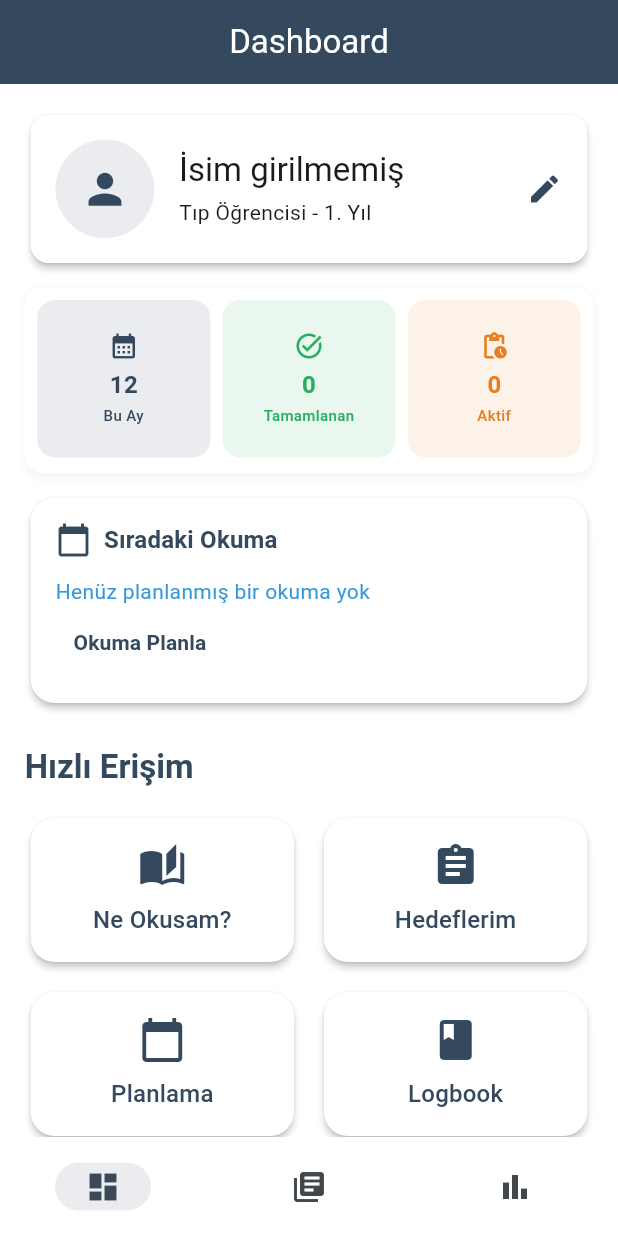
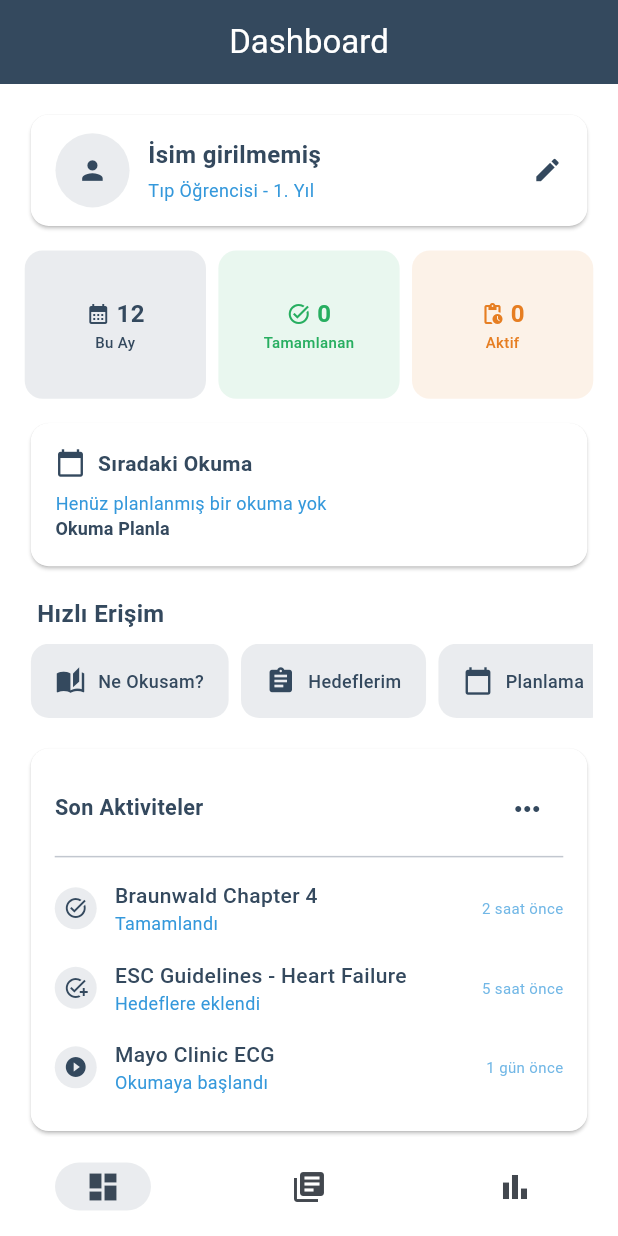
Before and after one commit to MathiasTeagan/medapp, a Flutter app: the screen it shows after launch, on a phone screen of 412 x 824 dp. Run offline on Flutter 3.47's test engine with Material 3 defaults, Android fonts, the phone set to English and light mode, and no system bars; our stand-ins replace flutter_local_notifications, table_calendar, timezone.

Commit message:
v2: Dashboard UI improvements - More compact and modern design

```diff
--- a/lib/screens/book_detail_screen.dart
+++ b/lib/screens/book_detail_screen.dart
@@ -1,5 +1,5 @@
 import 'package:flutter/material.dart';
-import '../models/materials.dart';
+
 import '../dummy/materials_data.dart';
 import '../theme/app_colors.dart';
 import '../theme/app_theme.dart';
--- a/lib/screens/dashboard_screen.dart
+++ b/lib/screens/dashboard_screen.dart
@@ -40,9 +40,9 @@ class DashboardScreen extends StatelessWidget {
               _buildMetricsGrid(context, theme, size, goalsProvider),
               SizedBox(height: size.height * 0.015),
               _buildNextReadingCard(theme, context),
-              SizedBox(height: size.height * 0.03),
-              _buildNavigationGrid(theme, context),
-              SizedBox(height: size.height * 0.03),
+              SizedBox(height: size.height * 0.02),
+              _buildQuickAccess(theme, context),
+              SizedBox(height: size.height * 0.02),
               _buildRecentActivities(theme),
             ],
           ),
@@ -53,7 +53,13 @@ class DashboardScreen extends StatelessWidget {
 
   Widget _buildProfileCard(BuildContext context, ThemeData theme, Size size,
       UserProvider userProvider) {
+    final isSmallScreen = size.width < 600;
+
     return Card(
+      elevation: 1,
+      shape: RoundedRectangleBorder(
+        borderRadius: BorderRadius.circular(12),
+      ),
       child: InkWell(
         onTap: () {
           Navigator.push(
@@ -64,19 +70,22 @@ class DashboardScreen extends StatelessWidget {
           );
         },
         child: Padding(
-          padding: EdgeInsets.all(size.width * 0.04),
+          padding: EdgeInsets.symmetric(
+            horizontal: size.width * 0.04,
+            vertical: size.height * 0.015,
+          ),
           child: Row(
             children: [
               CircleAvatar(
-                radius: size.width * 0.08,
+                radius: isSmallScreen ? size.width * 0.06 : size.width * 0.04,
                 backgroundColor: theme.colorScheme.primary.withOpacity(0.1),
                 child: Icon(
                   Icons.person,
-                  size: size.width * 0.08,
+                  size: isSmallScreen ? size.width * 0.05 : size.width * 0.03,
                   color: theme.colorScheme.primary,
                 ),
               ),
-              SizedBox(width: size.width * 0.04),
+              SizedBox(width: size.width * 0.03),
               Expanded(
                 child: Column(
                   crossAxisAlignment: CrossAxisAlignment.start,
@@ -85,26 +94,33 @@ class DashboardScreen extends StatelessWidget {
                       userProvider.name.isEmpty
                           ? 'İsim girilmemiş'
                           : userProvider.name,
-                      style: theme.textTheme.titleLarge,
+                      style: AppTextStyles.titleMedium(context).copyWith(
+                        fontSize: isSmallScreen ? 16 : 18,
                       ),
-                    const SizedBox(height: 4),
+                    ),
+                    SizedBox(height: size.height * 0.004),
                     Text(
                       '${userProvider.academicLevel} - ${userProvider.currentYear}. Yıl',
-                      style: theme.textTheme.bodyMedium,
+                      style: AppTextStyles.bodyMedium(context).copyWith(
+                        fontSize: isSmallScreen ? 12 : 14,
+                        color: theme.colorScheme.secondary,
                       ),
-                    if (userProvider.specialty.isNotEmpty) ...[
-                      const SizedBox(height: 4),
+                    ),
+                    if (userProvider.specialty.isNotEmpty)
                       Text(
                         userProvider.specialty,
-                        style: theme.textTheme.bodyMedium,
+                        style: AppTextStyles.bodyMedium(context).copyWith(
+                          fontSize: isSmallScreen ? 12 : 14,
+                          color: theme.colorScheme.secondary,
                         ),
-                    ],
+                      ),
                   ],
                 ),
               ),
               Icon(
                 Icons.edit,
                 color: theme.colorScheme.primary,
+                size: isSmallScreen ? 20 : 24,
               ),
             ],
           ),
@@ -119,20 +135,14 @@ class DashboardScreen extends StatelessWidget {
         goalsProvider.goals.where((g) => g.isCompleted).length;
     final activeGoals = goalsProvider.goals.where((g) => !g.isCompleted).length;
     final monthlyReadings = 12;
+    final isSmallScreen = size.width < 600;
 
     return Container(
-      height: size.height * 0.15, // Sabit yükseklik
-      decoration: AppTheme.cardDecoration(),
-      child: GridView.count(
-        shrinkWrap: true,
-        physics: const NeverScrollableScrollPhysics(),
-        crossAxisCount: 3,
-        childAspectRatio: 1.1,
-        padding: EdgeInsets.all(size.width * 0.02),
-        mainAxisSpacing: 8,
-        crossAxisSpacing: 8,
+      height: isSmallScreen ? size.height * 0.12 : size.height * 0.1,
+      child: Row(
         children: [
-          _buildMetricCard(
+          Expanded(
+            child: _buildMetricCard(
               context,
               theme,
               'Bu Ay',
@@ -141,7 +151,10 @@ class DashboardScreen extends StatelessWidget {
               AppColors.monthlyMetric,
               size,
             ),
-          _buildMetricCard(
+          ),
+          SizedBox(width: size.width * 0.02),
+          Expanded(
+            child: _buildMetricCard(
               context,
               theme,
               'Tamamlanan',
@@ -150,7 +163,10 @@ class DashboardScreen extends StatelessWidget {
               AppColors.completedMetric,
               size,
             ),
-          _buildMetricCard(
+          ),
+          SizedBox(width: size.width * 0.02),
+          Expanded(
+            child: _buildMetricCard(
               context,
               theme,
               'Aktif',
@@ -158,6 +174,7 @@ class DashboardScreen extends StatelessWidget {
               Icons.pending_actions,
               AppColors.activeMetric,
               size,
+            ),
           ),
         ],
       ),
@@ -176,16 +193,26 @@ class DashboardScreen extends StatelessWidget {
     final isSmallScreen = size.width < 600;
 
     return Container(
-      decoration: AppTheme.metricCardDecoration(color: color),
+      decoration: BoxDecoration(
+        color: color.withOpacity(0.1),
+        borderRadius: BorderRadius.circular(12),
+      ),
+      padding: EdgeInsets.symmetric(
+        horizontal: size.width * 0.02,
+        vertical: size.height * 0.01,
+      ),
       child: Column(
+        mainAxisAlignment: MainAxisAlignment.center,
+        children: [
+          Row(
             mainAxisAlignment: MainAxisAlignment.center,
             children: [
               Icon(
                 icon,
                 color: color,
-            size: isSmallScreen ? 20 : 24,
+                size: isSmallScreen ? 16 : 20,
               ),
-          const SizedBox(height: 4),
+              SizedBox(width: size.width * 0.01),
               Text(
                 value,
                 style: AppTextStyles.headlineMedium(context).copyWith(
@@ -194,7 +221,8 @@ class DashboardScreen extends StatelessWidget {
                   fontSize: isSmallScreen ? 16 : 20,
                 ),
               ),
-          const SizedBox(height: 2),
+            ],
+          ),
           Text(
             title,
             style: AppTextStyles.bodyMedium(context).copyWith(
@@ -217,9 +245,9 @@ class DashboardScreen extends StatelessWidget {
 
     if (nextReading == null) {
       return Card(
-        elevation: 2,
+        elevation: 1,
         shape: RoundedRectangleBorder(
-          borderRadius: BorderRadius.circular(16),
+          borderRadius: BorderRadius.circular(12),
         ),
         child: Padding(
           padding: EdgeInsets.all(size.width * 0.04),
@@ -231,40 +259,47 @@ class DashboardScreen extends StatelessWidget {
                   Icon(
                     Icons.calendar_today,
                     color: theme.colorScheme.primary,
-                    size: isSmallScreen ? 24 : 28,
+                    size: isSmallScreen ? 20 : 24,
                   ),
                   SizedBox(width: size.width * 0.02),
                   Text(
                     'Sıradaki Okuma',
-                    style: theme.textTheme.titleMedium?.copyWith(
+                    style: AppTextStyles.titleMedium(context).copyWith(
                       color: theme.colorScheme.primary,
                       fontWeight: FontWeight.bold,
+                      fontSize: isSmallScreen ? 14 : 16,
                     ),
                   ),
                 ],
               ),
-              const SizedBox(height: 12),
+              SizedBox(height: size.height * 0.01),
               Text(
                 'Henüz planlanmış bir okuma yok',
-                style: TextStyle(
+                style: AppTextStyles.bodyMedium(context).copyWith(
                   color: theme.colorScheme.secondary,
-                  fontSize: isSmallScreen ? 14 : 16,
+                  fontSize: isSmallScreen ? 12 : 14,
                 ),
               ),
               TextButton(
                 onPressed: () {
-                  Navigator.of(context).push(
+                  Navigator.push(
+                    context,
                     MaterialPageRoute(
-                      builder: (_) => const PlanningScreen(),
+                      builder: (context) => const PlanningScreen(),
                     ),
                   );
                 },
+                style: TextButton.styleFrom(
+                  padding: EdgeInsets.zero,
+                  minimumSize: Size.zero,
+                  tapTargetSize: MaterialTapTargetSize.shrinkWrap,
+                ),
                 child: Text(
                   'Okuma Planla',
-                  style: TextStyle(
+                  style: AppTextStyles.labelLarge(context).copyWith(
                     color: theme.colorScheme.primary,
                     fontWeight: FontWeight.bold,
-                    fontSize: isSmallScreen ? 14 : 16,
+                    fontSize: isSmallScreen ? 12 : 14,
                   ),
                 ),
               ),
@@ -278,9 +313,9 @@ class DashboardScreen extends StatelessWidget {
     final formattedDate = dateFormatter.format(nextReading.plannedDate);
 
     return Card(
-      elevation: 2,
+      elevation: 1,
       shape: RoundedRectangleBorder(
-        borderRadius: BorderRadius.circular(16),
+        borderRadius: BorderRadius.circular(12),
       ),
       child: Padding(
         padding: EdgeInsets.all(size.width * 0.04),
@@ -292,19 +327,20 @@ class DashboardScreen extends StatelessWidget {
                 Icon(
                   Icons.calendar_today,
                   color: theme.colorScheme.primary,
-                  size: isSmallScreen ? 24 : 28,
+                  size: isSmallScreen ? 20 : 24,
                 ),
                 SizedBox(width: size.width * 0.02),
                 Text(
                   'Sıradaki Okuma',
-                  style: theme.textTheme.titleMedium?.copyWith(
+                  style: AppTextStyles.titleMedium(context).copyWith(
                     color: theme.colorScheme.primary,
                     fontWeight: FontWeight.bold,
+                    fontSize: isSmallScreen ? 14 : 16,
                   ),
                 ),
               ],
             ),
-            const SizedBox(height: 12),
+            SizedBox(height: size.height * 0.01),
             Row(
               children: [
                 Expanded(
@@ -313,16 +349,16 @@ class DashboardScreen extends StatelessWidget {
                     children: [
                       Text(
                         formattedDate,
-                        style: TextStyle(
+                        style: AppTextStyles.bodyMedium(context).copyWith(
                           color: theme.colorScheme.secondary,
                           fontWeight: FontWeight.w500,
-                          fontSize: isSmallScreen ? 14 : 16,
+                          fontSize: isSmallScreen ? 12 : 14,
                         ),
                       ),
-                      const SizedBox(height: 4),
+                      SizedBox(height: size.height * 0.004),
                       Text(
                         nextReading.chapter,
-                        style: TextStyle(
+                        style: AppTextStyles.bodyMedium(context).copyWith(
                           color: theme.colorScheme.primary,
                           fontSize: isSmallScreen ? 12 : 14,
                         ),
@@ -334,12 +370,18 @@ class DashboardScreen extends StatelessWidget {
                 ),
                 IconButton(
                   onPressed: () {
-                    Navigator.of(context).push(
+                    Navigator.push(
+                      context,
                       MaterialPageRoute(
-                        builder: (_) => const PlanningScreen(),
+                        builder: (context) => const PlanningScreen(),
                       ),
                     );
                   },
+                  style: IconButton.styleFrom(
+                    padding: EdgeInsets.zero,
+                    minimumSize: Size.zero,
+                    tapTargetSize: MaterialTapTargetSize.shrinkWrap,
+                  ),
                   icon: Icon(
                     Icons.arrow_forward_ios,
                     color: theme.colorScheme.primary,
@@ -354,115 +396,127 @@ class DashboardScreen extends StatelessWidget {
     );
   }
 
-  Widget _buildNavigationGrid(ThemeData theme, BuildContext context) {
+  Widget _buildQuickAccess(ThemeData theme, BuildContext context) {
+    final size = MediaQuery.of(context).size;
+    final isSmallScreen = size.width < 600;
+
     return Column(
       crossAxisAlignment: CrossAxisAlignment.start,
       children: [
-        Text(
+        Padding(
+          padding: EdgeInsets.symmetric(horizontal: size.width * 0.02),
+          child: Text(
             'Hızlı Erişim',
-          style: theme.textTheme.titleLarge?.copyWith(
+            style: AppTextStyles.titleLarge(context).copyWith(
               color: theme.colorScheme.primary,
               fontWeight: FontWeight.bold,
+              fontSize: isSmallScreen ? 16 : 18,
             ),
           ),
-        const SizedBox(height: 16),
-        Row(
+        ),
+        SizedBox(height: size.height * 0.01),
+        Container(
+          height: isSmallScreen ? size.height * 0.06 : size.height * 0.08,
+          child: ListView(
+            scrollDirection: Axis.horizontal,
             children: [
-            Expanded(
-              child: _buildNavigationCard(
+              _buildQuickAccessButton(
                 theme,
                 'Ne Okusam?',
                 Icons.auto_stories,
-                () => Navigator.of(context).push(
+                () => Navigator.push(
+                  context,
                   MaterialPageRoute(
-                    builder: (_) => const WhatToReadScreen(),
+                    builder: (context) => const WhatToReadScreen(),
                   ),
                 ),
+                context,
               ),
-            ),
-            const SizedBox(width: 12),
-            Expanded(
-              child: _buildNavigationCard(
+              _buildQuickAccessButton(
                 theme,
                 'Hedeflerim',
                 Icons.assignment,
-                () => Navigator.of(context).push(
+                () => Navigator.push(
+                  context,
                   MaterialPageRoute(
-                    builder: (_) => const GoalsScreen(),
+                    builder: (context) => const GoalsScreen(),
                   ),
                 ),
+                context,
               ),
+              _buildQuickAccessButton(
+                theme,
+                'Planlama',
+                Icons.calendar_today,
+                () => Navigator.push(
+                  context,
+                  MaterialPageRoute(
+                    builder: (context) => const PlanningScreen(),
+                  ),
+                ),
+                context,
+              ),
+              _buildQuickAccessButton(
+                theme,
+                'Logbook',
+                Icons.book,
+                () => Navigator.push(
+                  context,
+                  MaterialPageRoute(
+                    builder: (context) => const LogbookScreen(),
+                  ),
+                ),
+                context,
               ),
             ],
           ),
-        const SizedBox(height: 12),
-        Row(
-          children: [
-            Expanded(
-              child: _buildNavigationCard(
-                theme,
-                'Planlama',
-                Icons.calendar_today,
-                () => Navigator.of(context).push(
-                  MaterialPageRoute(
-                    builder: (_) => const PlanningScreen(),
-                  ),
-                ),
-              ),
-            ),
-            const SizedBox(width: 12),
-            Expanded(
-              child: _buildNavigationCard(
-                theme,
-                'Logbook',
-                Icons.book,
-                () => Navigator.of(context).push(
-                  MaterialPageRoute(
-                    builder: (_) => const LogbookScreen(),
-                  ),
-                ),
-              ),
-            ),
-          ],
         ),
       ],
     );
   }
 
-  Widget _buildNavigationCard(
+  Widget _buildQuickAccessButton(
     ThemeData theme,
     String title,
     IconData icon,
     VoidCallback onTap,
+    BuildContext context,
   ) {
-    return Card(
-      elevation: 2,
-      shape: RoundedRectangleBorder(
-        borderRadius: BorderRadius.circular(16),
-      ),
+    final size = MediaQuery.of(context).size;
+    final isSmallScreen = size.width < 600;
+
+    return Padding(
+      padding: EdgeInsets.symmetric(horizontal: size.width * 0.01),
+      child: Material(
+        color: theme.colorScheme.primary.withOpacity(0.1),
+        borderRadius: BorderRadius.circular(12),
         child: InkWell(
           onTap: onTap,
-        borderRadius: BorderRadius.circular(16),
-        child: Padding(
-          padding: const EdgeInsets.all(16),
-          child: Column(
-            mainAxisAlignment: MainAxisAlignment.center,
+          borderRadius: BorderRadius.circular(12),
+          child: Container(
+            padding: EdgeInsets.symmetric(
+              horizontal: size.width * 0.04,
+              vertical: size.height * 0.01,
+            ),
+            child: Row(
+              mainAxisSize: MainAxisSize.min,
               children: [
                 Icon(
                   icon,
                   color: theme.colorScheme.primary,
-                size: 32,
+                  size: isSmallScreen ? 20 : 24,
                 ),
-              const SizedBox(height: 8),
+                SizedBox(width: size.width * 0.02),
                 Text(
                   title,
-                style: theme.textTheme.titleMedium?.copyWith(
+                  style: AppTextStyles.labelLarge(context).copyWith(
                     color: theme.colorScheme.primary,
                     fontWeight: FontWeight.w500,
+                    fontSize: isSmallScreen ? 12 : 14,
                   ),
-                textAlign: TextAlign.center,
                 ),
               ],
+            ),
           ),
         ),
       ),
@@ -470,13 +524,14 @@ class DashboardScreen extends StatelessWidget {
   }
 
   Widget _buildRecentActivities(ThemeData theme) {
-    return Card(
-      elevation: 2,
+    return Builder(
+      builder: (context) => Card(
+        elevation: 1,
         shape: RoundedRectangleBorder(
-        borderRadius: BorderRadius.circular(16),
+          borderRadius: BorderRadius.circular(12),
         ),
         child: Padding(
-        padding: const EdgeInsets.all(20),
+          padding: const EdgeInsets.all(16),
           child: Column(
             crossAxisAlignment: CrossAxisAlignment.start,
             children: [
@@ -485,7 +540,7 @@ class DashboardScreen extends StatelessWidget {
                 children: [
                   Text(
                     'Son Aktiviteler',
-                  style: theme.textTheme.titleLarge?.copyWith(
+                    style: AppTextStyles.titleLarge(context).copyWith(
                       color: theme.colorScheme.primary,
                       fontWeight: FontWeight.bold,
                     ),
@@ -501,7 +556,7 @@ class DashboardScreen extends StatelessWidget {
                   ),
                 ],
               ),
-            const SizedBox(height: 16),
+              const Divider(),
               _buildActivityItem(
                 theme,
                 'Braunwald Chapter 4',
@@ -526,6 +581,7 @@ class DashboardScreen extends StatelessWidget {
             ],
           ),
         ),
+      ),
     );
   }
 
@@ -536,12 +592,13 @@ class DashboardScreen extends StatelessWidget {
     String time,
     IconData icon,
   ) {
-    return Padding(
+    return Builder(
+      builder: (context) => Padding(
         padding: const EdgeInsets.symmetric(vertical: 8),
         child: Row(
           children: [
             Container(
-            padding: const EdgeInsets.all(8),
+              padding: const EdgeInsets.all(6),
               decoration: BoxDecoration(
                 color: theme.colorScheme.primary.withOpacity(0.1),
                 shape: BoxShape.circle,
@@ -549,7 +606,7 @@ class DashboardScreen extends StatelessWidget {
               child: Icon(
                 icon,
                 color: theme.colorScheme.primary,
-              size: 20,
+                size: 16,
               ),
             ),
             const SizedBox(width: 12),
@@ -559,15 +616,17 @@ class DashboardScreen extends StatelessWidget {
                 children: [
                   Text(
                     title,
-                  style: theme.textTheme.bodyLarge?.copyWith(
+                    style: AppTextStyles.bodyLarge(context).copyWith(
                       fontWeight: FontWeight.w500,
                       color: theme.colorScheme.primary,
+                      fontSize: 14,
                     ),
                   ),
                   Text(
                     action,
-                  style: theme.textTheme.bodyMedium?.copyWith(
+                    style: AppTextStyles.bodyMedium(context).copyWith(
                       color: theme.colorScheme.secondary,
+                      fontSize: 12,
                     ),
                   ),
                 ],
@@ -575,12 +634,14 @@ class DashboardScreen extends StatelessWidget {
             ),
             Text(
               time,
-            style: theme.textTheme.bodySmall?.copyWith(
+              style: AppTextStyles.bodySmall(context).copyWith(
                 color: theme.colorScheme.secondary.withOpacity(0.7),
+                fontSize: 10,
               ),
             ),
           ],
         ),
+      ),
     );
   }
 }
--- a/lib/theme/text_styles.dart
+++ b/lib/theme/text_styles.dart
@@ -43,6 +43,13 @@ class AppTextStyles {
   static TextStyle bodyMedium(BuildContext context) {
     return TextStyle(
       fontSize: MediaQuery.of(context).size.width * 0.02,
+      color: AppColors.secondaryText,
+    );
+  }
+
+  static TextStyle bodySmall(BuildContext context) {
+    return TextStyle(
+      fontSize: MediaQuery.of(context).size.width * 0.015,
       color: AppColors.secondaryText,
     );
   }
```
Lines whose indentation alone changed are shown as unchanged.
